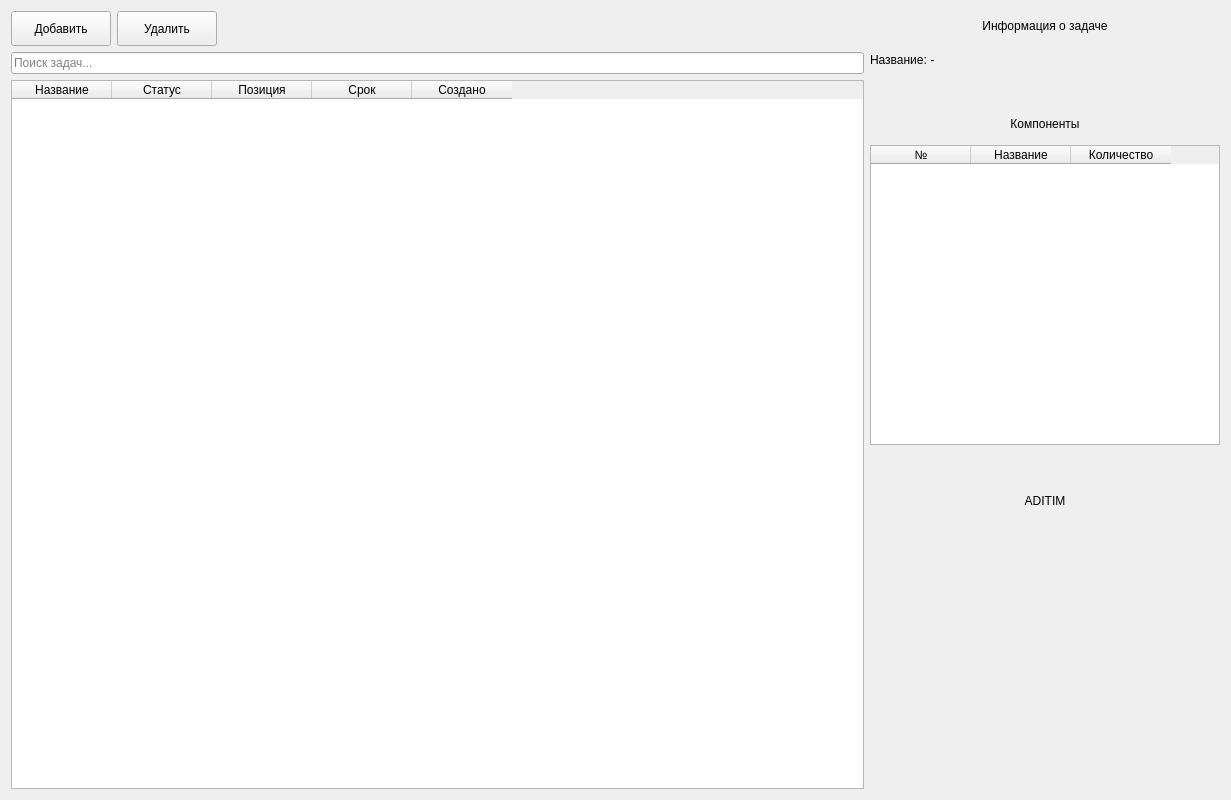
First picture: the form in src/client/ui/window_task.ui, repository formemu/aditim-monitor, before the edit.
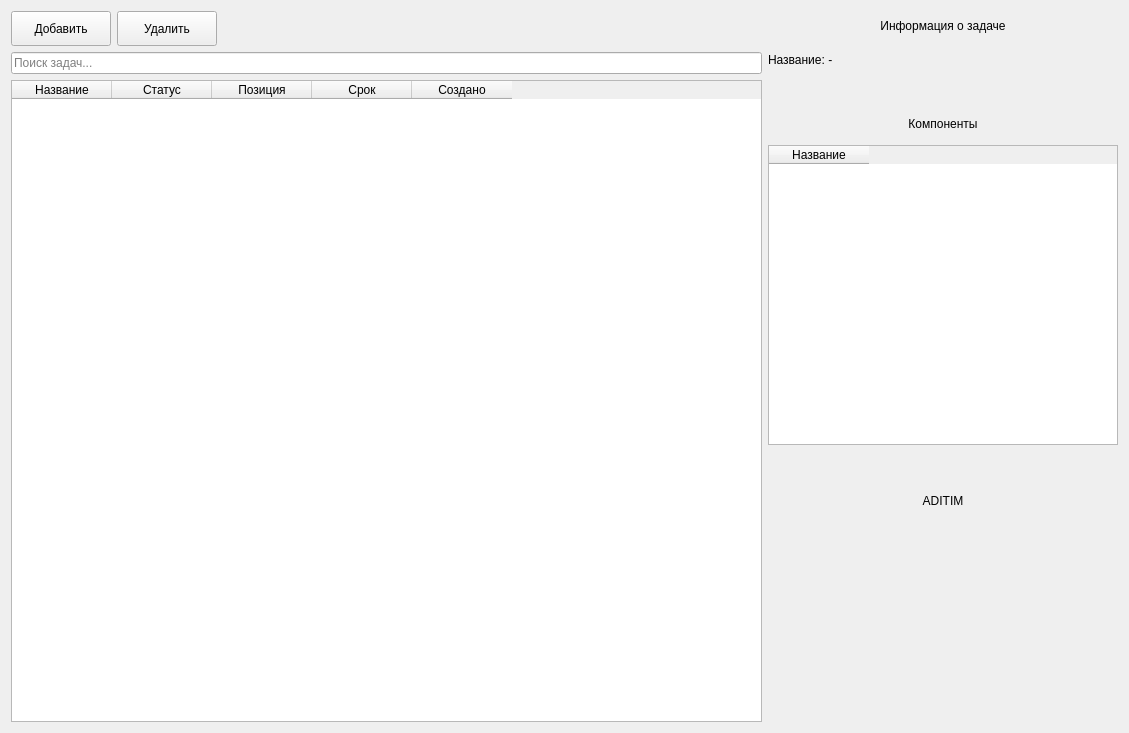
Second picture: the form after the edit.

Commit message: Refactor API and UI components for task and profile tool management

```diff
--- a/src/client/ui/window_task.ui
+++ b/src/client/ui/window_task.ui
@@ -6,8 +6,8 @@
    <rect>
     <x>0</x>
     <y>0</y>
-    <width>1231</width>
-    <height>800</height>
+    <width>1129</width>
+    <height>733</height>
    </rect>
   </property>
   <layout class="QGridLayout" name="gridLayout">
@@ -220,21 +220,11 @@
        <property name="selectionBehavior">
         <enum>QAbstractItemView::SelectionBehavior::SelectRows</enum>
        </property>
-       <column>
-        <property name="text">
-         <string>№</string>
-        </property>
-       </column>
        <column>
         <property name="text">
          <string>Название</string>
         </property>
        </column>
-       <column>
-        <property name="text">
-         <string>Количество</string>
-        </property>
-       </column>
       </widget>
      </item>
      <item>
```
The commit also changes 19 other files.
